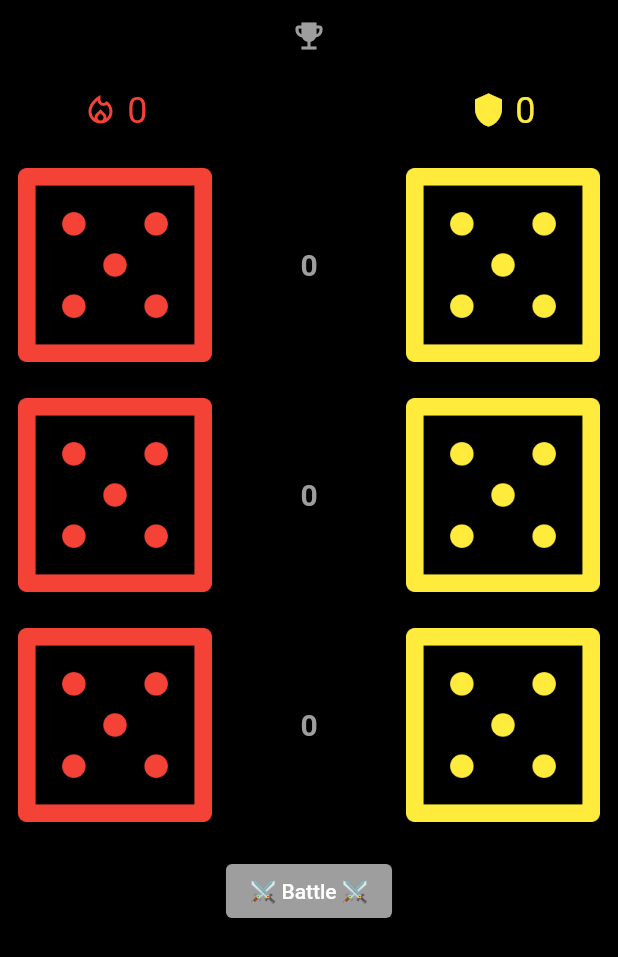
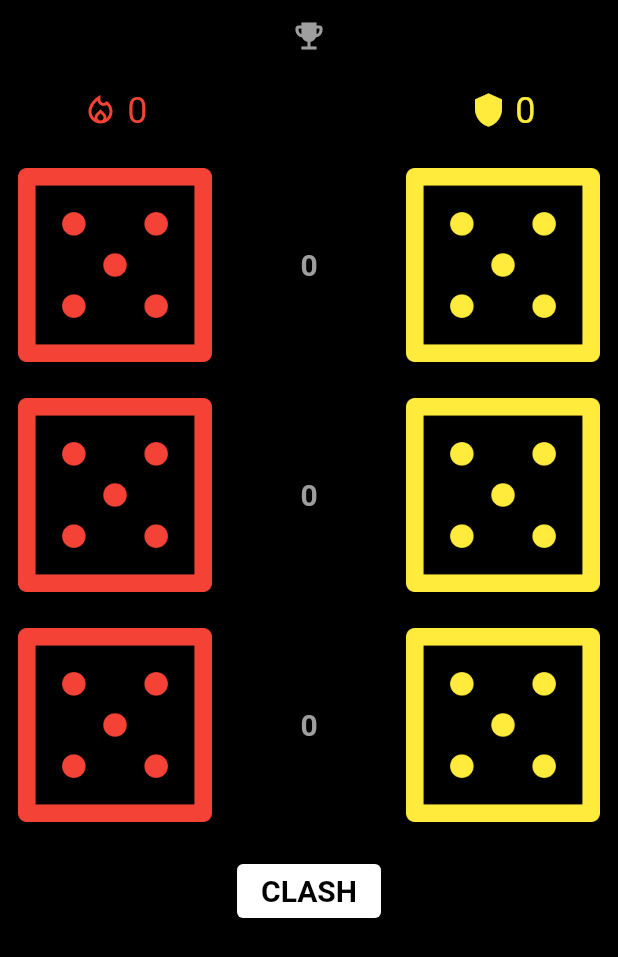
Before and after one commit to GuilhermePaini/war_dice_battle, a Flutter app: the screen it shows after launch, on a phone screen of 412 x 824 dp. Shown: the top 957 px of the screen. Run offline on Flutter 3.47's test engine with Material 2 defaults, Android fonts, the phone set to English and light mode, and no system bars.

Commit message:
style button

```diff
--- a/lib/dados_page.dart
+++ b/lib/dados_page.dart
@@ -84,9 +84,12 @@ class _DadosPageState extends State<DadosPage> {
               padding: const EdgeInsets.all(10.0),
               child: ElevatedButton(
                 style: const ButtonStyle(
-                  backgroundColor: MaterialStatePropertyAll<Color>(Colors.grey),
+                  backgroundColor: MaterialStatePropertyAll<Color>(Colors.white),
                 ),
-                child: const Text("⚔ Battle ⚔"),
+                child: const Text(
+                  "CLASH",
+                  style: TextStyle(color: Colors.black, fontSize: 20, fontWeight: FontWeight.bold),
+                ),
                 onPressed: () {
                   setState(() {
                     defenderLostTroops = 0;
```
